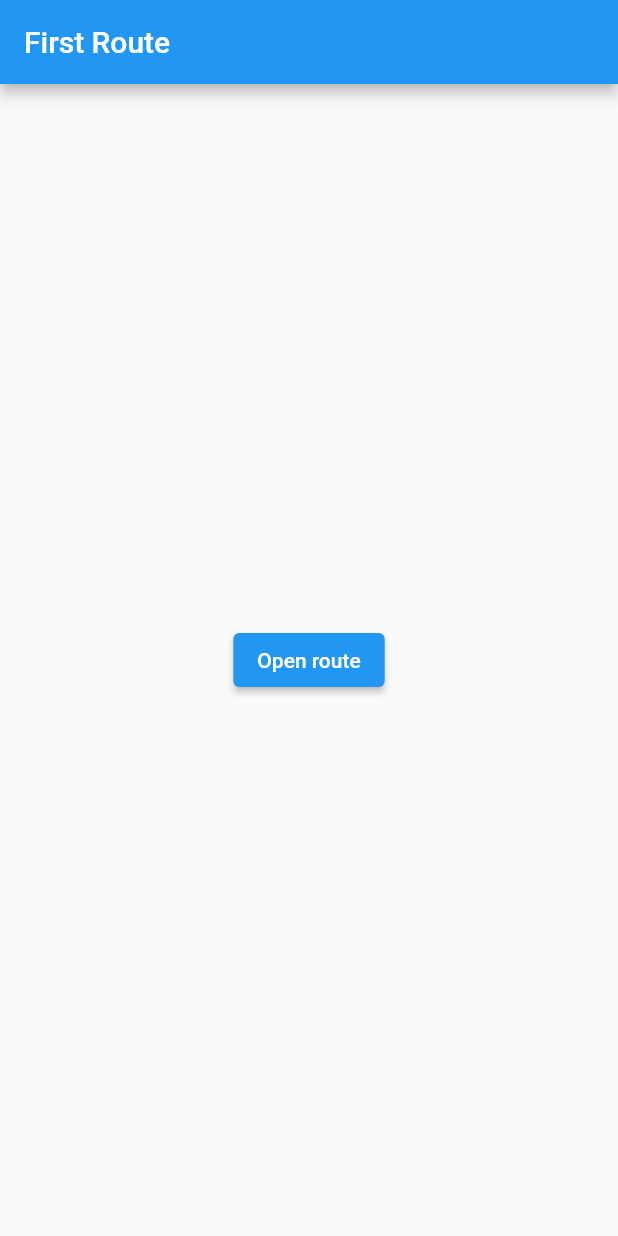
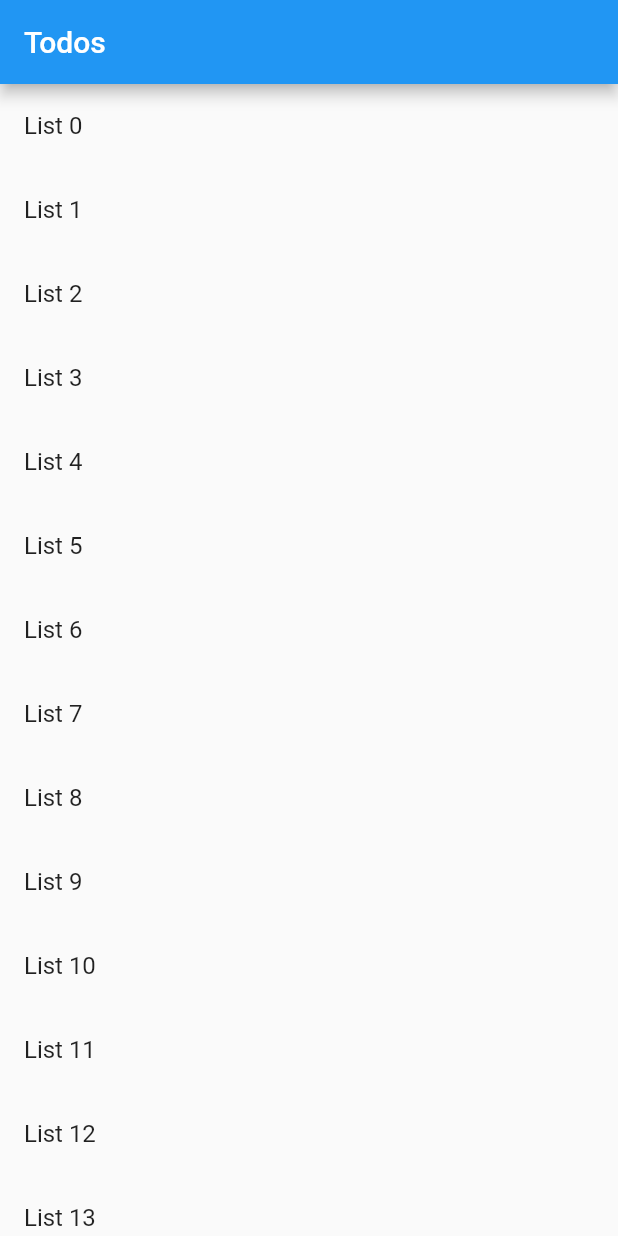
Before and after one commit to aliefhafids/navigation_flutter, a Flutter app: the screen it shows after launch, on a phone screen of 412 x 824 dp. Run offline on Flutter 3.47's test engine with Material 2 defaults, Android fonts, the phone set to English and light mode, and no system bars.

Commit message:
Kode Program Pertama

```diff
--- a/lib/main.dart
+++ b/lib/main.dart
@@ -1,6 +1,19 @@
 import 'package:flutter/material.dart';
-import 'package:navigation_flutter/app.dart';
+import 'screens/send_data_new_screen.dart';
 
 void main() {
-  runApp(const App());
+   runApp(
+    MaterialApp(
+      title: 'Passing Data',
+      home: TodoScreen(
+        todos: List.generate(
+          20,
+          (i) => Todo(
+            'List $i',
+            'A description of what needs to be done for List $i',
+          ),
+        ),
+      ),
+    ),
+  );
 }
--- /dev/null
+++ b/lib/screens/send_data_new_screen.dart
@@ -0,0 +1,73 @@
+import 'package:flutter/material.dart';
+
+class TodoScreen extends StatelessWidget {
+  const TodoScreen({
+    Key ? key,
+    required this.todos
+  }): super(key: key);
+
+  final List < Todo > todos;
+
+  @override
+  Widget build(BuildContext context) {
+    return Scaffold(
+      appBar: AppBar(
+        title: const Text('Todos'),
+      ),
+      body: ListView.builder(
+        itemCount: todos.length,
+        itemBuilder: (context, index) {
+          return ListTile(
+            title: Text(todos[index].title),
+            onTap: () {
+              Navigator.push(
+                context,
+                MaterialPageRoute(
+                  builder: (context) => DetailScreen(todo: todos[index]),
+                ),
+              );
+            },
+          );
+        },
+      ),
+    );
+  }
+}
+
+
+class Todo {
+  final String title;
+  final String description;
+
+  const Todo(this.title, this.description);
+}
+
+final todos = List.generate(
+  20,
+  (i) => Todo(
+    'List $i',
+    'A description of what needs to be done for List $i',
+  ),
+);
+
+class DetailScreen extends StatelessWidget {
+  const DetailScreen({
+    Key ? key,
+    required this.todo
+  }): super(key: key);
+
+  final Todo todo;
+
+  @override
+  Widget build(BuildContext context) {
+    return Scaffold(
+      appBar: AppBar(
+        title: Text(todo.title),
+      ),
+      body: Padding(
+        padding: const EdgeInsets.all(16.0),
+          child: Text(todo.description),
+      ),
+    );
+  }
+}
```
